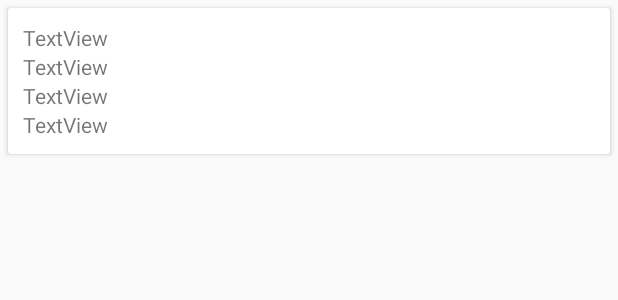
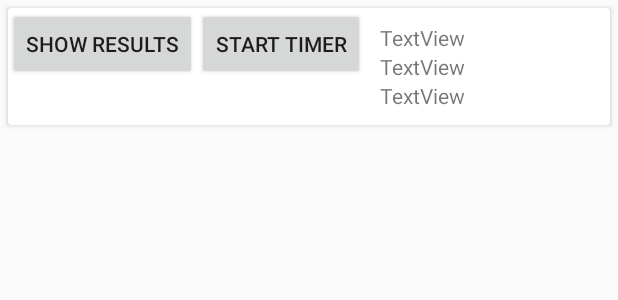
Before and after one commit to NemetAdamK/Planningpoker, an Android app: the layout question_list.xml on its own in the app's theme, with its tools: preview values and no code run, on a phone screen of 412 x 824 dp. Shown: the top 300 px of the screen. Run offline under Robolectric (Android 15) with nearby library versions, the phone set to English and light mode, and no system bars.

Commit message:
Adding questions

```diff
--- a/app/src/main/java/com/example/myapplication/ActivityLogin.kt
+++ b/app/src/main/java/com/example/myapplication/ActivityLogin.kt
@@ -28,17 +28,12 @@ class ActivityLogin : AppCompatActivity() {
         setContentView(R.layout.activity_login)
 
         // Write a message to the database
-        val mmdatabase = FirebaseDatabase.getInstance()
-        val myRef = mmdatabase.getReference("message")
-
-        myRef.setValue("Hello, World!")
 
         database = FirebaseDatabase.getInstance().reference
         val nameEdit = findViewById<EditText>(R.id.editTextName)
 
         val roomEdit = findViewById<EditText>(R.id.editTextRoomId)
         val button = findViewById<Button>(R.id.button)
-        database.child("users").setValue(1)
         button.setOnClickListener {
 
             if (nameEdit.text.isNotEmpty() && roomEdit.text.isNotEmpty()) {
--- a/app/src/main/java/com/example/myapplication/Question.kt
+++ b/app/src/main/java/com/example/myapplication/Question.kt
@@ -3,7 +3,7 @@ package com.example.firebasetest
 import android.widget.Chronometer
 import java.sql.Timestamp
 
-class Question (val question:String?,val activit: Boolean?,val votes:ArrayList<VotedUsers>? ,val seconds: Int?){
+class Question (val question:String?,var activit: Boolean?,val votes:ArrayList<VotedUsers>? ,var seconds: Int?){
 
     constructor() : this("str",false,ArrayList<VotedUsers>(),60)
 }
--- a/app/src/main/res/layout/question_list.xml
+++ b/app/src/main/res/layout/question_list.xml
@@ -8,6 +8,23 @@
         android:layout_height="match_parent"
         android:layout_margin="5dp">
 
+
+        <LinearLayout
+            android:layout_width="match_parent"
+            android:layout_height="match_parent"
+            android:orientation="horizontal">
+
+            <Button
+                android:id="@+id/buttonShowResults"
+                android:layout_width="wrap_content"
+                android:layout_height="wrap_content"
+                android:text="Show Results" />
+
+            <Button
+                android:id="@+id/buttonStartTimer"
+                android:layout_width="wrap_content"
+                android:layout_height="wrap_content"
+                android:text="Start timer" />
 
             <LinearLayout
                 android:layout_width="match_parent"
@@ -28,16 +45,14 @@
                     android:text="TextView" />
 
                 <TextView
-                android:id="@+id/textViewVoted"
+                    android:id="@+id/textViewTime"
                     android:layout_width="match_parent"
                     android:layout_height="wrap_content"
                     android:text="TextView" />
 
-            <TextView
-                android:id="@+id/textViewTime"
-                android:layout_width="match_parent"
-                android:layout_height="wrap_content"
-                android:text="TextView" />
             </LinearLayout>
+
+        </LinearLayout>
+
     </androidx.cardview.widget.CardView>
 </LinearLayout>
```
Also changed, not shown: app/src/main/java/com/example/myapplication/QuestionAdapter.kt (+90 -6 lines). Lines whose indentation alone changed are shown as unchanged.
